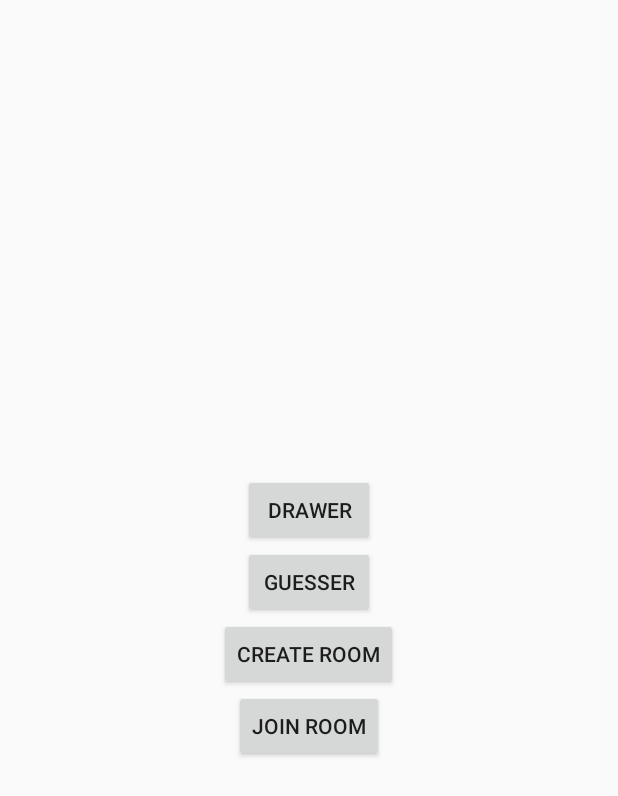
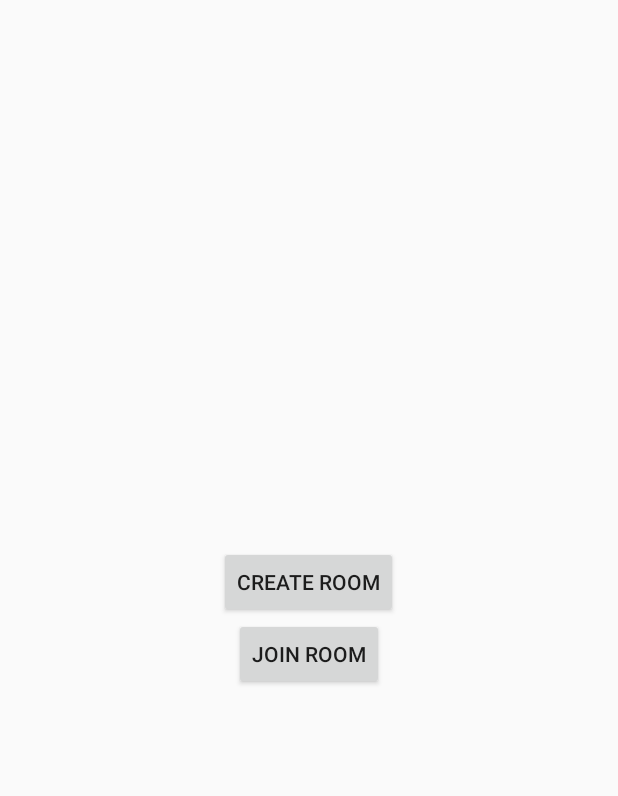
Before and after one commit to jeketos/AssociateWith, an Android app: the screen it shows after launch (LoginActivity), on a phone screen of 412 x 824 dp. Shown: the top 796 px of the screen. Run offline under Robolectric (Android 15) with nearby library versions, the phone set to English and light mode, and no system bars; our stand-ins replace Dagger/Hilt's generated code, Firebase (no records; nobody signed in at launch, a user with empty details on screens opened directly).

Commit message:
remove useless deprecated buttons

```diff
--- a/app/src/main/java/com/jeketos/associatewith/customViews/RoomDialog.kt
+++ b/app/src/main/java/com/jeketos/associatewith/customViews/RoomDialog.kt
@@ -79,7 +79,6 @@ class RoomDialog : AppCompatDialogFragment() {
             } else {
                 listener.roomJoined(roomName, roomPassword)
             }
-//            dialog.dismiss()
         }
     }
 }
--- a/app/src/main/java/com/jeketos/associatewith/login/LoginActivity.kt
+++ b/app/src/main/java/com/jeketos/associatewith/login/LoginActivity.kt
@@ -26,12 +26,12 @@ class LoginActivity : AppCompatActivity(), RoomListener {
     override fun onCreate(savedInstanceState: Bundle?) {
         super.onCreate(savedInstanceState)
         setContentView(R.layout.activity_login)
-        buttonDrawer.setOnClickListener {
-            startDrawerActivity()
-        }
-        buttonGuesser.setOnClickListener {
-            startGuesserActivity()
-        }
+//        buttonDrawer.setOnClickListener {
+//            startDrawerActivity()
+//        }
+//        buttonGuesser.setOnClickListener {
+//            startGuesserActivity()
+//        }
 
         buttonCreateRoom.setOnClickListener {
             showCreateRoomDialog()
--- a/app/src/main/res/layout/activity_login.xml
+++ b/app/src/main/res/layout/activity_login.xml
@@ -5,18 +5,18 @@
               android:layout_height="match_parent"
               android:gravity="center">
 
-    <android.support.v7.widget.AppCompatButton
-        android:id="@+id/buttonDrawer"
-        android:layout_width="wrap_content"
-        android:layout_height="wrap_content"
-        android:text="@string/drawer"
-        />
-    <android.support.v7.widget.AppCompatButton
-        android:id="@+id/buttonGuesser"
-        android:layout_width="wrap_content"
-        android:layout_height="wrap_content"
-        android:text="@string/guesser"
-        />
+    <!--<android.support.v7.widget.AppCompatButton-->
+        <!--android:id="@+id/buttonDrawer"-->
+        <!--android:layout_width="wrap_content"-->
+        <!--android:layout_height="wrap_content"-->
+        <!--android:text="@string/drawer"-->
+        <!--/>-->
+    <!--<android.support.v7.widget.AppCompatButton-->
+        <!--android:id="@+id/buttonGuesser"-->
+        <!--android:layout_width="wrap_content"-->
+        <!--android:layout_height="wrap_content"-->
+        <!--android:text="@string/guesser"-->
+        <!--/>-->
     <android.support.v7.widget.AppCompatButton
         android:id="@+id/buttonCreateRoom"
         android:layout_width="wrap_content"
```
